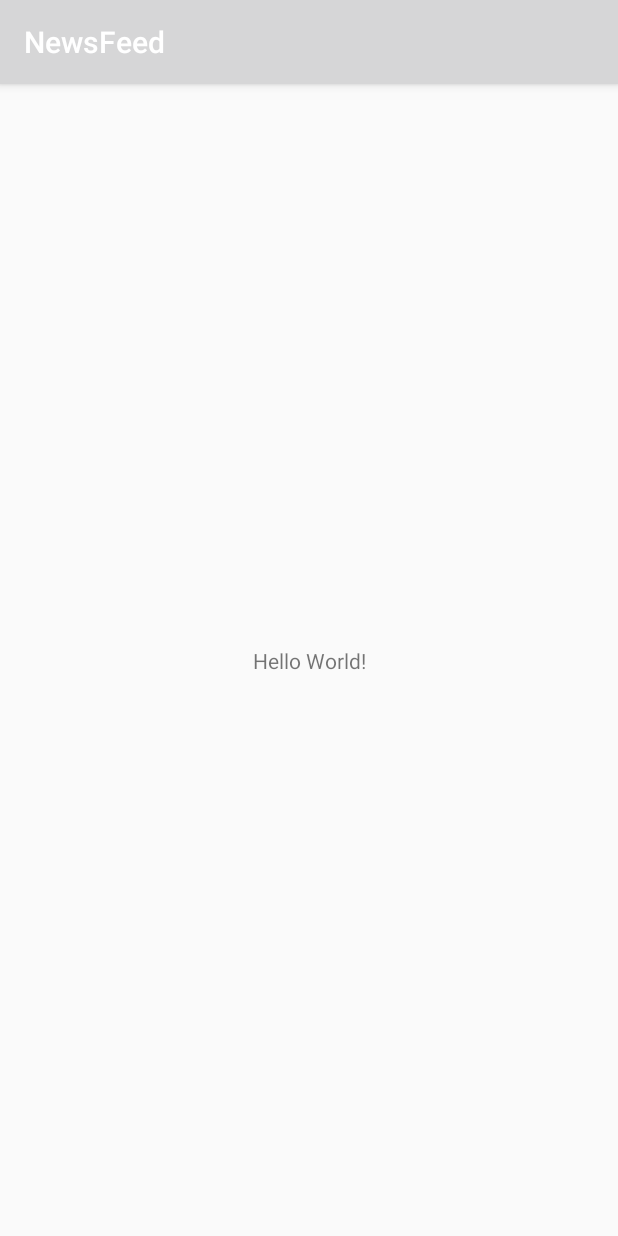
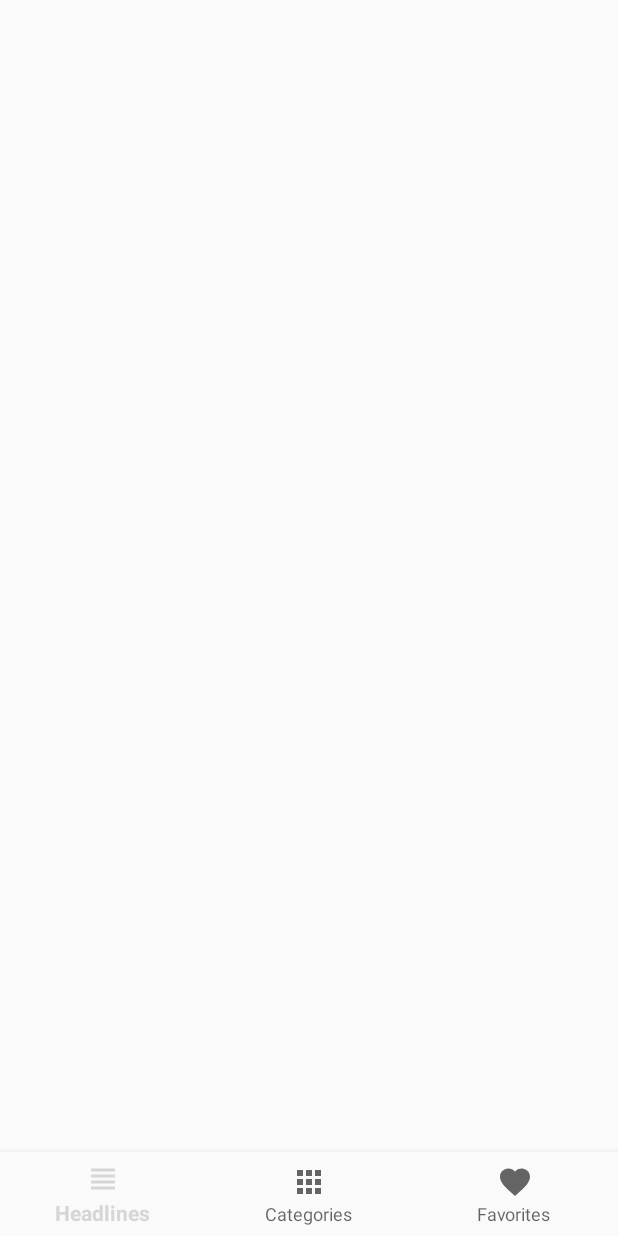
Before and after one commit to kulloveth/LatestNews, an Android app: the screen it shows after launch (MainActivity), on a phone screen of 412 x 824 dp. Run offline under Robolectric (Android 15) with nearby library versions, the phone set to English and light mode, and no system bars; our stand-ins replace navigation-ui.

Commit message:
setup bottom navigation

```diff
--- a/app/build.gradle
+++ b/app/build.gradle
@@ -52,6 +52,7 @@ dependencies {
 
     //room
     implementation "androidx.room:room-runtime:$room"
+    implementation 'androidx.legacy:legacy-support-v4:1.0.0'
     annotationProcessor "androidx.room:room-compiler:$room"
     implementation "androidx.room:room-rxjava2:$room"
 
--- a/app/src/main/AndroidManifest.xml
+++ b/app/src/main/AndroidManifest.xml
@@ -1,8 +1,9 @@
 <?xml version="1.0" encoding="utf-8"?>
 <manifest xmlns:android="http://schemas.android.com/apk/res/android"
     package="com.kulloveth.newsfeed">
-    <uses-permission android:name="android.permission.ACCESS_NETWORK_STATE"/>
-    <uses-permission android:name="android.permission.INTERNET"/>
+
+    <uses-permission android:name="android.permission.ACCESS_NETWORK_STATE" />
+    <uses-permission android:name="android.permission.INTERNET" />
 
     <application
         android:name=".BaseApp"
@@ -12,6 +13,7 @@
         android:roundIcon="@mipmap/ic_launcher_round"
         android:supportsRtl="true"
         android:theme="@style/AppTheme">
+        <activity android:name=".ui.headlines.HeadlineActivity"></activity>
         <activity android:name=".ui.MainActivity">
             <intent-filter>
                 <action android:name="android.intent.action.MAIN" />
--- a/app/src/main/java/com/kulloveth/newsfeed/ui/MainActivity.java
+++ b/app/src/main/java/com/kulloveth/newsfeed/ui/MainActivity.java
@@ -1,16 +1,28 @@
 package com.kulloveth.newsfeed.ui;
-
-import androidx.appcompat.app.AppCompatActivity;
 
 import android.os.Bundle;
 
+import androidx.appcompat.app.AppCompatActivity;
+import androidx.navigation.NavController;
+import androidx.navigation.Navigation;
+import androidx.navigation.ui.NavigationUI;
+
+import com.google.android.material.bottomnavigation.BottomNavigationView;
 import com.kulloveth.newsfeed.R;
+import com.kulloveth.newsfeed.databinding.ActivityMainBinding;
 
 public class MainActivity extends AppCompatActivity {
+    NavController navController;
+    ActivityMainBinding binding;
 
     @Override
     protected void onCreate(Bundle savedInstanceState) {
         super.onCreate(savedInstanceState);
-        setContentView(R.layout.activity_main);
+        binding = ActivityMainBinding.inflate(getLayoutInflater());
+        setContentView(binding.getRoot());
+
+        BottomNavigationView navigationView = binding.navView;
+        navController = Navigation.findNavController(this,R.id.nav_host_fragment);
+        NavigationUI.setupWithNavController(navigationView, navController);
     }
 }
--- /dev/null
+++ b/app/src/main/java/com/kulloveth/newsfeed/ui/category/CategoryFragment.java
@@ -0,0 +1,29 @@
+package com.kulloveth.newsfeed.ui.category;
+
+import android.os.Bundle;
+
+import androidx.fragment.app.Fragment;
+
+import android.view.LayoutInflater;
+import android.view.View;
+import android.view.ViewGroup;
+
+import com.kulloveth.newsfeed.R;
+
+/**
+ * A simple {@link Fragment} subclass.
+ */
+public class CategoryFragment extends Fragment {
+
+    public CategoryFragment() {
+        // Required empty public constructor
+    }
+
+
+    @Override
+    public View onCreateView(LayoutInflater inflater, ViewGroup container,
+                             Bundle savedInstanceState) {
+        // Inflate the layout for this fragment
+        return inflater.inflate(R.layout.fragment_category, container, false);
+    }
+}
--- /dev/null
+++ b/app/src/main/java/com/kulloveth/newsfeed/ui/favorite/FavoriteFragment.java
@@ -0,0 +1,29 @@
+package com.kulloveth.newsfeed.ui.favorite;
+
+import android.os.Bundle;
+
+import androidx.fragment.app.Fragment;
+
+import android.view.LayoutInflater;
+import android.view.View;
+import android.view.ViewGroup;
+
+import com.kulloveth.newsfeed.R;
+
+/**
+ * A simple {@link Fragment} subclass.
+ */
+public class FavoriteFragment extends Fragment {
+
+    public FavoriteFragment() {
+        // Required empty public constructor
+    }
+
+
+    @Override
+    public View onCreateView(LayoutInflater inflater, ViewGroup container,
+                             Bundle savedInstanceState) {
+        // Inflate the layout for this fragment
+        return inflater.inflate(R.layout.fragment_favorite, container, false);
+    }
+}
--- /dev/null
+++ b/app/src/main/java/com/kulloveth/newsfeed/ui/headlines/HeadlineActivity.java
@@ -0,0 +1,25 @@
+package com.kulloveth.newsfeed.ui.headlines;
+
+import androidx.annotation.NonNull;
+import androidx.annotation.Nullable;
+import androidx.appcompat.app.AppCompatActivity;
+import androidx.fragment.app.Fragment;
+
+import android.os.Bundle;
+import android.view.LayoutInflater;
+import android.view.View;
+import android.view.ViewGroup;
+
+import com.kulloveth.newsfeed.R;
+
+public class HeadlineActivity extends Fragment {
+
+    public HeadlineActivity() {
+    }
+
+    @Nullable
+    @Override
+    public View onCreateView(@NonNull LayoutInflater inflater, @Nullable ViewGroup container, @Nullable Bundle savedInstanceState) {
+        return inflater.inflate(R.layout.fragment_favorite,container,false);
+    }
+}
--- /dev/null
+++ b/app/src/main/res/drawable/ic_category_24dp.xml
@@ -0,0 +1,9 @@
+<vector xmlns:android="http://schemas.android.com/apk/res/android"
+        android:width="24dp"
+        android:height="24dp"
+        android:viewportWidth="24.0"
+        android:viewportHeight="24.0">
+    <path
+        android:fillColor="@color/colorPrimary"
+        android:pathData="M4,8h4L8,4L4,4v4zM10,20h4v-4h-4v4zM4,20h4v-4L4,16v4zM4,14h4v-4L4,10v4zM10,14h4v-4h-4v4zM16,4v4h4L20,4h-4zM10,8h4L14,4h-4v4zM16,14h4v-4h-4v4zM16,20h4v-4h-4v4z"/>
+</vector>
--- /dev/null
+++ b/app/src/main/res/drawable/ic_favorite_black_24dp.xml
@@ -0,0 +1,9 @@
+<vector xmlns:android="http://schemas.android.com/apk/res/android"
+        android:width="24dp"
+        android:height="24dp"
+        android:viewportWidth="24.0"
+        android:viewportHeight="24.0">
+    <path
+        android:fillColor="@color/colorPrimary"
+        android:pathData="M12,21.35l-1.45,-1.32C5.4,15.36 2,12.28 2,8.5 2,5.42 4.42,3 7.5,3c1.74,0 3.41,0.81 4.5,2.09C13.09,3.81 14.76,3 16.5,3 19.58,3 22,5.42 22,8.5c0,3.78 -3.4,6.86 -8.55,11.54L12,21.35z"/>
+</vector>
--- /dev/null
+++ b/app/src/main/res/drawable/ic_view_headline_black_24dp.xml
@@ -0,0 +1,9 @@
+<vector xmlns:android="http://schemas.android.com/apk/res/android"
+        android:width="24dp"
+        android:height="24dp"
+        android:viewportWidth="24.0"
+        android:viewportHeight="24.0">
+    <path
+        android:fillColor="@color/colorPrimary"
+        android:pathData="M4,15h16v-2L4,13v2zM4,19h16v-2L4,17v2zM4,11h16L20,9L4,9v2zM4,5v2h16L20,5L4,5z"/>
+</vector>
--- /dev/null
+++ b/app/src/main/res/layout/activity_headline.xml
@@ -0,0 +1,16 @@
+<?xml version="1.0" encoding="utf-8"?>
+<androidx.constraintlayout.widget.ConstraintLayout xmlns:android="http://schemas.android.com/apk/res/android"
+    xmlns:app="http://schemas.android.com/apk/res-auto"
+    xmlns:tools="http://schemas.android.com/tools"
+    android:layout_width="match_parent"
+    android:layout_height="wrap_content"
+    tools:context=".ui.headlines.HeadlineActivity">
+
+    <TextView
+        android:id="@+id/textView"
+        android:layout_width="wrap_content"
+        android:layout_height="wrap_content"
+        android:text="TextView"
+        tools:layout_editor_absoluteX="174dp"
+        tools:layout_editor_absoluteY="318dp" />
+</androidx.constraintlayout.widget.ConstraintLayout>
--- a/app/src/main/res/layout/activity_main.xml
+++ b/app/src/main/res/layout/activity_main.xml
@@ -6,13 +6,28 @@
     android:layout_height="match_parent"
     tools:context=".ui.MainActivity">
 
-    <TextView
-        android:layout_width="wrap_content"
+    <com.google.android.material.bottomnavigation.BottomNavigationView
+        android:id="@+id/nav_view"
+        android:layout_width="0dp"
         android:layout_height="wrap_content"
-        android:text="Hello World!"
+        android:layout_marginStart="0dp"
+        android:layout_marginEnd="0dp"
+        android:background="?android:attr/windowBackground"
         app:layout_constraintBottom_toBottomOf="parent"
         app:layout_constraintLeft_toLeftOf="parent"
         app:layout_constraintRight_toRightOf="parent"
-        app:layout_constraintTop_toTopOf="parent" />
+        app:menu="@menu/bottom_nav_menu" />
+
+    <fragment
+        android:id="@+id/nav_host_fragment"
+        android:name="androidx.navigation.fragment.NavHostFragment"
+        android:layout_width="match_parent"
+        android:layout_height="0dp"
+        app:defaultNavHost="true"
+        app:layout_constraintBottom_toTopOf="@id/nav_view"
+        app:layout_constraintLeft_toLeftOf="parent"
+        app:layout_constraintRight_toRightOf="parent"
+        app:layout_constraintTop_toTopOf="parent"
+        app:navGraph="@navigation/nav_graph" />
 
 </androidx.constraintlayout.widget.ConstraintLayout>
--- /dev/null
+++ b/app/src/main/res/layout/fragment_category.xml
@@ -0,0 +1,11 @@
+<?xml version="1.0" encoding="utf-8"?>
+<FrameLayout xmlns:android="http://schemas.android.com/apk/res/android"
+    xmlns:tools="http://schemas.android.com/tools"
+    android:layout_width="match_parent"
+    android:layout_height="match_parent"
+    tools:context=".ui.category.CategoryFragment">
+
+    <!-- TODO: Update blank fragment layout -->
+
+
+</FrameLayout>
--- /dev/null
+++ b/app/src/main/res/layout/fragment_favorite.xml
@@ -0,0 +1,11 @@
+<?xml version="1.0" encoding="utf-8"?>
+<FrameLayout xmlns:android="http://schemas.android.com/apk/res/android"
+    xmlns:tools="http://schemas.android.com/tools"
+    android:layout_width="match_parent"
+    android:layout_height="match_parent"
+    tools:context=".ui.favorite.FavoriteFragment">
+
+    <!-- TODO: Update blank fragment layout -->
+
+
+</FrameLayout>
--- /dev/null
+++ b/app/src/main/res/menu/bottom_nav_menu.xml
@@ -0,0 +1,18 @@
+<?xml version="1.0" encoding="utf-8"?>
+<menu xmlns:android="http://schemas.android.com/apk/res/android">
+
+    <item
+        android:id="@+id/navigation_headline"
+        android:icon="@drawable/ic_view_headline_black_24dp"
+        android:title="@string/navigation_headline_title" />
+
+    <item
+        android:id="@+id/navigation_categories"
+        android:icon="@drawable/ic_category_24dp"
+        android:title="@string/navigation_category_title" />
+
+    <item
+        android:id="@+id/navigation_favorites"
+        android:icon="@drawable/ic_favorite_black_24dp"
+        android:title="@string/navigation_favorite_title" />
+</menu>
--- a/app/src/main/res/navigation/nav_graph.xml
+++ b/app/src/main/res/navigation/nav_graph.xml
@@ -1,5 +1,23 @@
 <?xml version="1.0" encoding="utf-8"?>
 <navigation xmlns:android="http://schemas.android.com/apk/res/android"
-    xmlns:app="http://schemas.android.com/apk/res-auto" android:id="@+id/nav_graph">
+    xmlns:app="http://schemas.android.com/apk/res-auto"
+    xmlns:tools="http://schemas.android.com/tools"
+    android:id="@+id/nav_graph"
+    app:startDestination="@id/navigation_headline">
 
+    <fragment
+        android:id="@+id/navigation_headline"
+        android:name="com.kulloveth.newsfeed.ui.headlines.HeadlineActivity"
+        android:label="activity_headline"
+        tools:layout="@layout/activity_headline" />
+    <fragment
+        android:id="@+id/navigation_categories"
+        android:name="com.kulloveth.newsfeed.ui.category.CategoryFragment"
+        android:label="fragment_category"
+        tools:layout="@layout/fragment_category" />
+    <fragment
+        android:id="@+id/navigation_favorites"
+        android:name="com.kulloveth.newsfeed.ui.favorite.FavoriteFragment"
+        android:label="fragment_favorite"
+        tools:layout="@layout/fragment_favorite" />
 </navigation>
--- a/app/src/main/res/values/strings.xml
+++ b/app/src/main/res/values/strings.xml
@@ -1,3 +1,8 @@
 <resources>
     <string name="app_name">NewsFeed</string>
+
+    <!-- TODO: Remove or change this placeholder text -->
+    <string name="navigation_headline_title">Headlines</string>
+    <string name="navigation_category_title">Categories</string>
+    <string name="navigation_favorite_title">Favorites</string>
 </resources>
--- a/app/src/main/res/values/styles.xml
+++ b/app/src/main/res/values/styles.xml
@@ -1,7 +1,7 @@
 <resources>
 
     <!-- Base application theme. -->
-    <style name="AppTheme" parent="Theme.AppCompat.Light.DarkActionBar">
+    <style name="AppTheme" parent="Theme.AppCompat.Light.NoActionBar">
         <!-- Customize your theme here. -->
         <item name="colorPrimary">@color/colorPrimary</item>
         <item name="colorPrimaryDark">@color/colorPrimaryDark</item>
```
